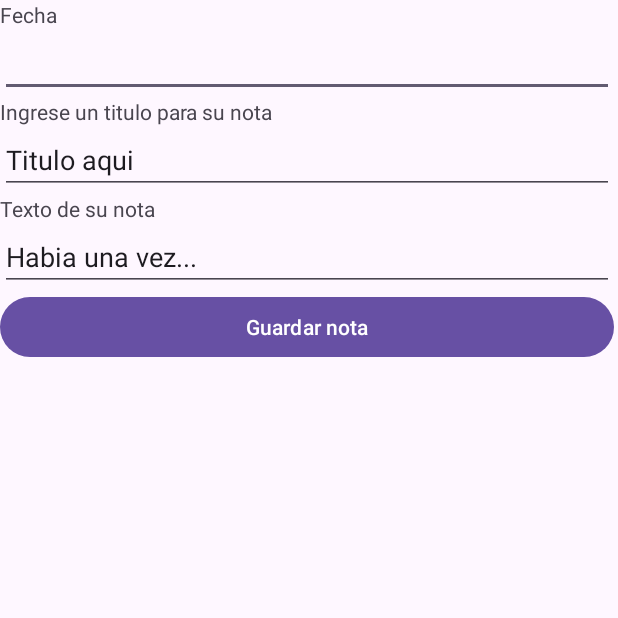
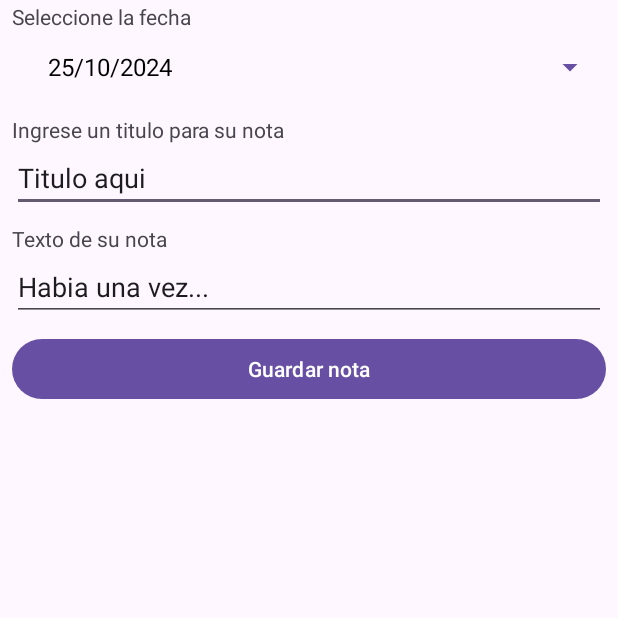
Before and after one commit to Tidechi/YIPPIEEE, an Android app: the AgregarNotas screen opened directly, with no data from a screen before it, on a phone screen of 412 x 824 dp, the top half of it. Run offline under Robolectric (Android 15) with nearby library versions, the phone set to English and light mode, and no system bars.

Commit message:
Corregido el codigo de la fecha de las notas, ahora se modifica correctamente. El formato es de fecha y se puede entender facilmente.

```diff
--- a/app/src/main/java/com/example/proyectodeejemplo/AgregarNotas.java
+++ b/app/src/main/java/com/example/proyectodeejemplo/AgregarNotas.java
@@ -1,15 +1,24 @@
 package com.example.proyectodeejemplo;
 
+import android.app.AlertDialog;
+import android.app.DatePickerDialog;
 import android.os.Bundle;
+import android.view.View;
+import android.widget.Button;
+import android.widget.DatePicker;
+import android.widget.Toast;
 
 import androidx.appcompat.app.AppCompatActivity;
 
 import com.example.proyectodeejemplo.databinding.AgregarnotasBinding;
 import com.example.proyectodeejemplo.databinding.ActivityMainBinding;
 
+import java.util.Calendar;
+
 public class AgregarNotas extends AppCompatActivity {
 
     AgregarnotasBinding binding;
+    private DatePickerDialog datePickerDialog;
 
     @Override
     protected void onCreate(Bundle savedInstanceState) {
@@ -19,6 +28,8 @@ public class AgregarNotas extends AppCompatActivity {
         DatabaseManager dbManager = new DatabaseManager(this);
 
         setContentView(binding.getRoot());
+        initDatePicker();
+        binding.editFecha.setText(getTodaysDate());
 
         binding.saveNota.setOnClickListener(view -> {
             String fecha = binding.editFecha.getText().toString();
@@ -26,10 +37,51 @@ public class AgregarNotas extends AppCompatActivity {
             String texto = binding.editTexto.getText().toString();
             int design = 1;
 
-            Nota nota = new Nota(0, fecha, titulo, texto, design);
-            dbManager.insertNota(nota);
-            finish();
+            if (fecha.isEmpty() || titulo.isEmpty() || texto.isEmpty()) {
+                Toast.makeText(this, "Por favor, complete todos los campos.", Toast.LENGTH_SHORT).show();
+            } else {
+                Nota nota = new Nota(0, fecha, titulo, texto, design);
+                dbManager.insertNota(nota);
+                finish();
+            }
         });
+    }
+
+    private void initDatePicker() {
+        DatePickerDialog.OnDateSetListener dateSetListener = new DatePickerDialog.OnDateSetListener() {
+            @Override
+            public void onDateSet(DatePicker datePicker, int year, int month, int day) {
+                month = month + 1;
+                String date = makeDateString(day, month, year);
+                binding.editFecha.setText(date);
+            }
+        };
+
+        Calendar cal = Calendar.getInstance();
+        int year = cal.get(Calendar.YEAR);
+        int month = cal.get(Calendar.MONTH);
+        int day = cal.get(Calendar.DAY_OF_MONTH);
+
+        int style = AlertDialog.THEME_HOLO_LIGHT;
+
+        datePickerDialog = new DatePickerDialog(this, style, dateSetListener, year, month, day);
+    }
+
+    private String makeDateString(int day, int month, int year) {
+        return day + "/" + month + "/" + year;
+    }
+
+    private String getTodaysDate() {
+        Calendar cal = Calendar.getInstance();
+        int year = cal.get(Calendar.YEAR);
+        int month = cal.get(Calendar.MONTH);
+        month = month + 1;
+        int day = cal.get(Calendar.DAY_OF_MONTH);
+        return  makeDateString(day, month, year);
+    }
+
+    public void showDatePicker(View view) {
+        datePickerDialog.show();
     }
 
 
--- a/app/src/main/res/layout/agregarnotas.xml
+++ b/app/src/main/res/layout/agregarnotas.xml
@@ -1,63 +1,103 @@
 <?xml version="1.0" encoding="utf-8"?>
 <androidx.constraintlayout.widget.ConstraintLayout xmlns:android="http://schemas.android.com/apk/res/android"
+    xmlns:app="http://schemas.android.com/apk/res-auto"
+    xmlns:tools="http://schemas.android.com/tools"
     android:layout_width="match_parent"
     android:layout_height="match_parent"
-    xmlns:tools="http://schemas.android.com/tools"
     tools:context=".AgregarNotas">
-
-    <LinearLayout
-        android:layout_width="409dp"
-        android:layout_height="729dp"
-        android:orientation="vertical"
-        tools:layout_editor_absoluteX="1dp"
-        tools:layout_editor_absoluteY="1dp">
 
     <TextView
         android:id="@+id/textFecha"
         android:layout_width="match_parent"
         android:layout_height="wrap_content"
-            android:text="Fecha" />
+        android:layout_marginStart="8dp"
+        android:layout_marginTop="1dp"
+        android:layout_marginEnd="8dp"
+        android:text="Seleccione la fecha"
+        app:layout_constraintEnd_toEndOf="parent"
+        app:layout_constraintStart_toStartOf="parent"
+        app:layout_constraintTop_toTopOf="parent" />
 
-        <EditText
+    <Button
         android:id="@+id/editFecha"
+        style="?android:spinnerStyle"
         android:layout_width="match_parent"
         android:layout_height="wrap_content"
+        android:layout_marginStart="8dp"
+        android:layout_marginEnd="8dp"
         android:ems="10"
-            android:inputType="date" />
+        android:inputType="date"
+        android:onClick="showDatePicker"
+        android:text="30/01/2024"
+        android:textAppearance="@style/TextAppearance.AppCompat.Body1"
+        android:textColor="@color/black"
+        android:textSize="16sp"
+        app:layout_constraintEnd_toEndOf="parent"
+        app:layout_constraintStart_toStartOf="parent"
+        app:layout_constraintTop_toBottomOf="@+id/textFecha" />
 
     <TextView
         android:id="@+id/textTitulo"
         android:layout_width="match_parent"
         android:layout_height="wrap_content"
-            android:text="Ingrese un titulo para su nota" />
+        android:layout_marginStart="8dp"
+        android:layout_marginTop="8dp"
+        android:layout_marginEnd="8dp"
+        android:text="Ingrese un titulo para su nota"
+        app:layout_constraintEnd_toEndOf="parent"
+        app:layout_constraintStart_toStartOf="parent"
+        app:layout_constraintTop_toBottomOf="@+id/editFecha" />
 
     <EditText
         android:id="@+id/editTitulo"
         android:layout_width="match_parent"
         android:layout_height="wrap_content"
+        android:layout_marginStart="8dp"
+        android:layout_marginEnd="8dp"
         android:ems="10"
         android:inputType="text"
-            android:text="Titulo aqui" />
+        android:text="Titulo aqui"
+        app:layout_constraintEnd_toEndOf="parent"
+        app:layout_constraintStart_toStartOf="parent"
+        app:layout_constraintTop_toBottomOf="@+id/textTitulo" />
 
     <TextView
         android:id="@+id/textTexto"
         android:layout_width="match_parent"
         android:layout_height="wrap_content"
-            android:text="Texto de su nota" />
+        android:layout_marginStart="8dp"
+        android:layout_marginTop="8dp"
+        android:layout_marginEnd="8dp"
+        android:text="Texto de su nota"
+        app:layout_constraintEnd_toEndOf="parent"
+        app:layout_constraintStart_toStartOf="parent"
+        app:layout_constraintTop_toBottomOf="@+id/editTitulo" />
 
     <EditText
         android:id="@+id/editTexto"
         android:layout_width="match_parent"
         android:layout_height="wrap_content"
+        android:layout_marginStart="8dp"
+        android:layout_marginEnd="8dp"
         android:ems="10"
         android:inputType="text"
-            android:text="Habia una vez..." />
+        android:text="Habia una vez..."
+        app:layout_constraintEnd_toEndOf="parent"
+        app:layout_constraintStart_toStartOf="parent"
+        app:layout_constraintTop_toBottomOf="@+id/textTexto" />
 
     <Button
         android:id="@+id/saveNota"
         android:layout_width="match_parent"
         android:layout_height="wrap_content"
-            android:text="Guardar nota" />
+        android:layout_marginStart="8dp"
+        android:layout_marginTop="8dp"
+        android:layout_marginEnd="8dp"
+        android:text="Guardar nota"
+        app:layout_constraintBottom_toBottomOf="parent"
+        app:layout_constraintEnd_toEndOf="parent"
+        app:layout_constraintStart_toStartOf="parent"
+        app:layout_constraintTop_toBottomOf="@+id/editTexto"
+        app:layout_constraintVertical_bias="0.0" />
 
-    </LinearLayout>
 </androidx.constraintlayout.widget.ConstraintLayout>
```
Lines whose indentation alone changed are shown as unchanged.
